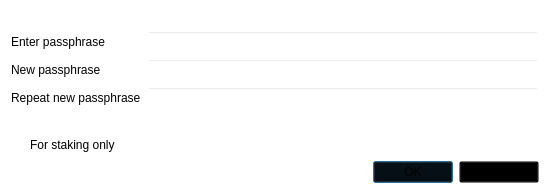
Qt form src/qt/forms/askpassphrasedialog.ui (hanzou-x/flapxcoin) before a commit.
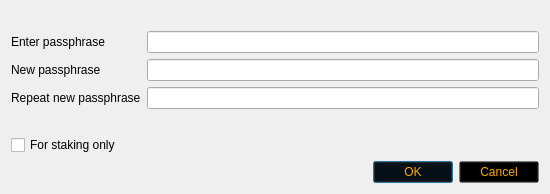
The same form after that commit.

What changed in the file:
```diff
--- a/src/qt/forms/askpassphrasedialog.ui
+++ b/src/qt/forms/askpassphrasedialog.ui
@@ -25,9 +25,6 @@
   <property name="windowTitle">
    <string>Passphrase Dialog</string>
   </property>
-  <property name="styleSheet">
-   <string notr="true">background:transparent;</string>
-  </property>
   <layout class="QGridLayout" name="gridLayout">
    <item row="0" column="0">
     <widget class="QLabel" name="warningLabel">
```
